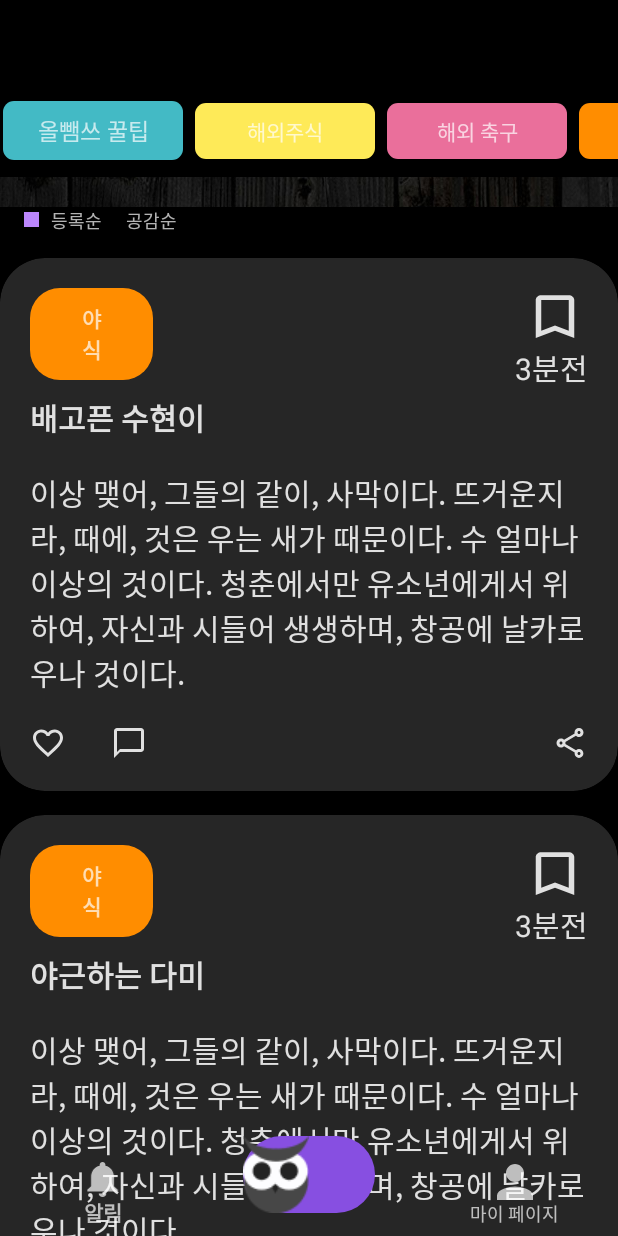
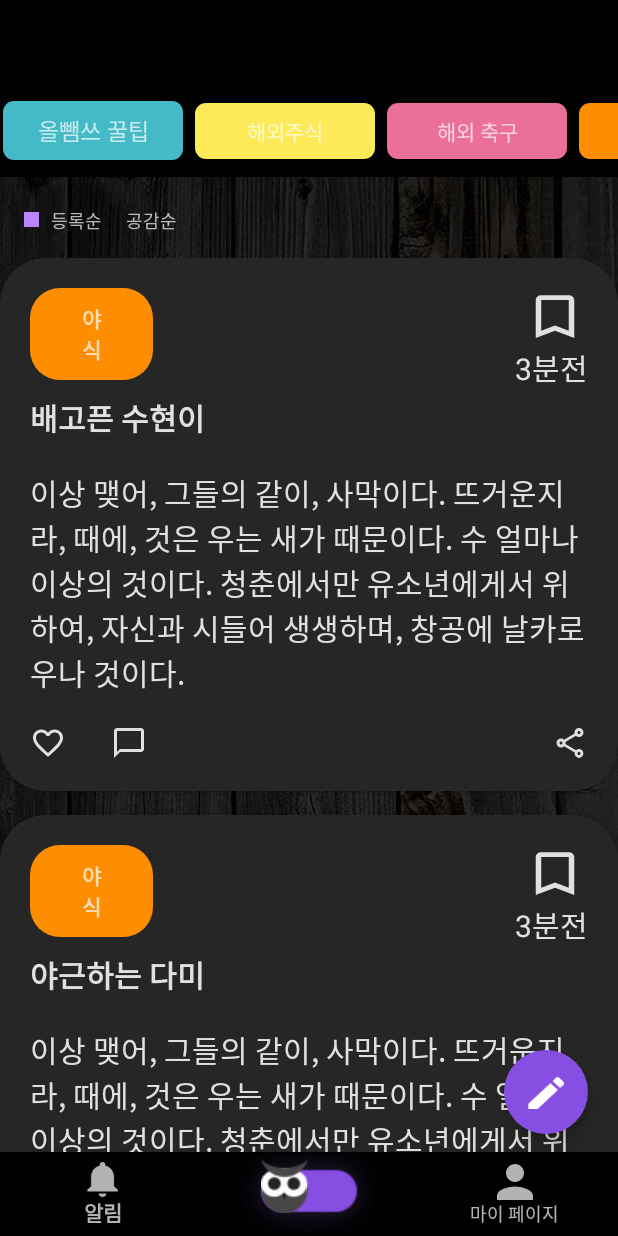
Before and after one commit to byhankim/AllBaaam, an Android app: the screen it shows after launch (BottonNavActivity), on a phone screen of 412 x 824 dp. Run offline under Robolectric (Android 15) with nearby library versions, the phone set to English and light mode, and no system bars; our stand-ins replace CircleImageView.

Commit message:
add floating button

```diff
--- a/app/src/main/java/com/han/owlmergerprototype/CommFragment.kt
+++ b/app/src/main/java/com/han/owlmergerprototype/CommFragment.kt
@@ -1,6 +1,7 @@
 package com.han.owlmergerprototype
 
 import android.content.Context
+import android.content.Intent
 import android.os.Bundle
 import android.util.Log
 import android.view.LayoutInflater
@@ -10,9 +11,14 @@ import android.widget.TextView
 import androidx.fragment.app.Fragment
 import androidx.recyclerview.widget.LinearLayoutManager
 import androidx.recyclerview.widget.RecyclerView
+import com.google.android.material.floatingactionbutton.FloatingActionButton
+import com.han.owlmergerprototype.community.CreateArticleActivity
+import com.han.owlmergerprototype.mypage.boardActivity.NoticeActivity
 import com.han.owlmergerprototype.utils.SpaceDecoration
 
 class CommFragment: Fragment() {
+    private lateinit var floatBTN: FloatingActionButton
+    private lateinit var inte: Intent
 
     private lateinit var recyclerView: RecyclerView
     val nickname = arrayListOf(
@@ -46,6 +52,14 @@ class CommFragment: Fragment() {
         recyclerView = view1.findViewById(R.id.article_rv)
         val size = resources.getDimensionPixelSize(R.dimen.comm_theme_padding_vertical) * 2
         val deco = SpaceDecoration(size)
+        floatBTN = view1.findViewById(R.id.fab)
+
+        floatBTN.setOnClickListener {
+            inte = Intent(context, CreateArticleActivity::class.java)
+            startActivity(inte)
+        }
+
+
         recyclerView.addItemDecoration(deco)
 
         recyclerView.adapter = adap1
--- a/app/src/main/java/com/han/owlmergerprototype/MapFragment.kt
+++ b/app/src/main/java/com/han/owlmergerprototype/MapFragment.kt
@@ -7,8 +7,10 @@ import android.view.LayoutInflater
 import android.view.View
 import android.view.ViewGroup
 import androidx.fragment.app.Fragment
+import com.google.android.material.bottomnavigation.BottomNavigationView
 
 class MapFragment : Fragment() {
+    private lateinit var btm_nav:BottomNavigationView
     companion object{
         const val TAG : String = "looooog"
 
@@ -35,6 +37,7 @@ class MapFragment : Fragment() {
         Log.d(TAG,"MapFragment - onCreateView() called")
         val view = inflater.inflate(R.layout.fragment_map,container,false)
 
+
         return view
     }
 }
--- a/app/src/main/java/com/han/owlmergerprototype/community/CreateArticleActivity.kt
+++ b/app/src/main/java/com/han/owlmergerprototype/community/CreateArticleActivity.kt
@@ -14,6 +14,7 @@ class CreateArticleActivity : AppCompatActivity() {
     private lateinit var binding: ActivityCreateArticleBinding
     override fun onCreate(savedInstanceState: Bundle?) {
         super.onCreate(savedInstanceState)
+
 
         binding = ActivityCreateArticleBinding.inflate(layoutInflater)
         setContentView(binding.root)
@@ -105,7 +106,7 @@ class CreateArticleActivity : AppCompatActivity() {
     override fun onOptionsItemSelected(item: MenuItem): Boolean {
         when (item.itemId) {
             android.R.id.home -> {
-                Toast.makeText(this, "응~ 뒤로 안갈거야~", Toast.LENGTH_SHORT).show()
+                finish()
             }
 
             /*
--- a/app/src/main/java/com/han/owlmergerprototype/mypage/MyContentFragment.kt
+++ b/app/src/main/java/com/han/owlmergerprototype/mypage/MyContentFragment.kt
@@ -14,7 +14,6 @@ import androidx.recyclerview.widget.LinearLayoutManager
 import androidx.recyclerview.widget.RecyclerView
 import com.han.owlmergerprototype.AlarmFragment
 import com.han.owlmergerprototype.R
-import com.han.owlmergerprototype.databinding.MyContentsBoxLayoutBinding.inflate
 import com.han.owlmergerprototype.utils.SpaceDecoration
 
 class MyContentFragment:Fragment() {
--- a/app/src/main/java/com/han/owlmergerprototype/mypage/MyContentsAdapter.kt
+++ b/app/src/main/java/com/han/owlmergerprototype/mypage/MyContentsAdapter.kt
@@ -11,7 +11,6 @@ class MyContentsAdapter(fa:FragmentManager) : FragmentPagerAdapter(fa, BEHAVIOR_
     private val fragments = arrayListOf<Fragment>()
 
     fun appendFragment(fragment: Fragment){
-        Log.d("LOOOG!!","프레그먼트 추가 완료쨩")
         fragments.add(fragment)
     }
 
@@ -20,7 +19,6 @@ class MyContentsAdapter(fa:FragmentManager) : FragmentPagerAdapter(fa, BEHAVIOR_
     }
 
     override fun getItem(position: Int): Fragment {
-        Log.d("LOOOG!!","프레그먼트 추가 완료해야하는뎅")
         return fragments[position]
     }
 
--- a/app/src/main/res/drawable-v24/switch_track_selector.xml
+++ b/app/src/main/res/drawable-v24/switch_track_selector.xml
@@ -1,18 +1,14 @@
 <?xml version="1.0" encoding="utf-8"?>
-<selector xmlns:android="http://schemas.android.com/apk/res/android">
-    <item>
-        <shape xmlns:android="http://schemas.android.com/apk/res/android"
-            android:shape="rectangle">
-            <corners
-                android:radius="50dp"/>
-            <size
-                android:width="64dp"
-                android:height="28dp"/>
-            <solid
-                android:color="@color/brand1"/>
 
-        </shape>
+<shape xmlns:android="http://schemas.android.com/apk/res/android"
 
-    </item>
+android:shape="line">
+    <corners
+        android:radius="28dp"/>
+    <size
+        android:width="64dp"
+        android:height="28dp"></size>
+    <solid
+        android:color="@color/brand1"/>
 
-</selector>
+</shape>
--- /dev/null
+++ b/app/src/main/res/drawable/ic_pen.xml
@@ -0,0 +1,10 @@
+<vector xmlns:android="http://schemas.android.com/apk/res/android"
+    android:width="19.13dp"
+    android:height="18dp"
+    android:viewportWidth="19.13"
+    android:viewportHeight="18">
+  <path
+      android:pathData="M0.1875,15.2501V19.0001H4.1719L15.9231,7.9401L11.9387,4.1901L0.1875,15.2501ZM19.0044,5.0401C19.4188,4.6501 19.4188,4.0201 19.0044,3.6301L16.5181,1.2901C16.1038,0.9001 15.4344,0.9001 15.02,1.2901L13.0756,3.1201L17.06,6.8701L19.0044,5.0401Z"
+      android:fillColor="#ffffff"
+      android:fillType="evenOdd"/>
+</vector>
--- a/app/src/main/res/drawable/switch_thumb_selector.xml
+++ b/app/src/main/res/drawable/switch_thumb_selector.xml
@@ -1,17 +1,13 @@
 <?xml version="1.0" encoding="utf-8"?>
-<selector xmlns:android="http://schemas.android.com/apk/res/android">
-    <item>
-        <layer-list>
-            <item>
-                <shape>
+<layer-list xmlns:android="http://schemas.android.com/apk/res/android">
+    >
+        <item android:bottom="3dp" android:left="1dp"
+            android:right="1dp" android:top="6dp">
+            <shape android:shape="oval">
+                <solid android:color="@color/style1_4" />
+            </shape>
+        </item>
 
 
-                </shape>
-            </item>
-
-            <item android:drawable="@drawable/owl" />
-
-        </layer-list>
-    </item>
-
-</selector>
+        <item  android:drawable="@drawable/owl2"/>
+</layer-list>
--- a/app/src/main/res/layout/bottom_nav_layout.xml
+++ b/app/src/main/res/layout/bottom_nav_layout.xml
@@ -13,19 +13,19 @@
         android:layout_centerHorizontal="true"
         android:background="@color/brand3"></FrameLayout>
 
-    <RelativeLayout
-        android:layout_width="wrap_content"
-        android:layout_height="56dp"
-        android:layout_alignParentBottom="true">
+
+
 
 
         <com.google.android.material.bottomnavigation.BottomNavigationView
+
+            android:visibility="visible"
             android:id="@+id/bottom_nav"
             android:layout_width="match_parent"
             android:layout_height="wrap_content"
             android:layout_alignParentBottom="true"
             android:layout_centerHorizontal="true"
-            android:background="@drawable/background_transparent"
+            android:background="@color/black"
             app:menu="@menu/menu_bottom">
 
         </com.google.android.material.bottomnavigation.BottomNavigationView>
@@ -33,28 +33,45 @@
 
 
 
-    </RelativeLayout>
+
+
+
+
     <androidx.appcompat.widget.SwitchCompat
         android:id="@+id/bottom_switch"
-        android:layout_width="wrap_content"
+        android:layout_width="64dp"
         android:layout_height="wrap_content"
+        android:layout_alignParentBottom="true"
         android:layout_centerHorizontal="true"
         android:layout_marginBottom="15dp"
-        android:layout_alignParentBottom="true"
+        android:elevation="10dp"
         android:enabled="true"
-        android:elevation="5dp"
         android:thumb="@drawable/switch_thumb_selector"
+        app:showText="false"
+        app:switchMinWidth="64dp"
         app:track="@drawable/switch_track_selector">
 
 
     </androidx.appcompat.widget.SwitchCompat>
+    <TextView
+        android:layout_width="wrap_content"
+        android:layout_height="wrap_content"
+        android:background="@drawable/toggle"
+        android:layout_centerHorizontal="true"
+        android:elevation="8dp"
+        android:layout_alignParentBottom="true"
+        android:layout_marginBottom="2dp"></TextView>
+
+
 
 
     <!--    <RelativeLayout-->
 <!--        android:layout_width="wrap_content"-->
 <!--        android:layout_height="wrap_content"-->
 <!--        android:layout_alignParentBottom="true"-->
-<!--        android:layout_centerHorizontal="true">-->
+<!--        android:layout_centerHorizontal="true"
+
+app:track="@drawable/switch_track_seletor"">-->
 
 
 
--- a/app/src/main/res/layout/fragment_comm.xml
+++ b/app/src/main/res/layout/fragment_comm.xml
@@ -3,6 +3,7 @@
     xmlns:tools="http://schemas.android.com/tools"
     android:layout_width="match_parent"
     android:layout_height="match_parent"
+    xmlns:app="http://schemas.android.com/apk/res-auto"
     tools:context=".community.CreateArticleActivity"
     android:background="@drawable/bfbfbf">
     <androidx.appcompat.widget.Toolbar
@@ -25,6 +26,8 @@
         </RelativeLayout>
 
     </androidx.appcompat.widget.Toolbar>
+
+
     <HorizontalScrollView
         android:id="@+id/horizontal_sv"
         android:layout_width="wrap_content"
@@ -114,7 +117,7 @@
         android:layout_width="match_parent"
         android:layout_height="wrap_content"
         android:layout_below="@id/horizontal_sv"
-        android:background="@color/black">
+        >
 <!--        android:alpha="@string/opacity_value_et">-->
         <de.hdodenhof.circleimageview.CircleImageView
             android:id="@+id/comment_section_sort_indicating_circle"
@@ -144,4 +147,22 @@
             android:layout_marginTop="@dimen/comment_rv_margintop"
             android:nestedScrollingEnabled="false"/>
     </RelativeLayout>
+
+    <com.google.android.material.floatingactionbutton.FloatingActionButton
+        android:id="@+id/fab"
+        android:visibility="visible"
+        android:layout_width="wrap_content"
+        android:layout_height="wrap_content"
+        android:layout_alignParentRight="true"
+        android:layout_alignParentBottom="true"
+        android:layout_marginBottom="@dimen/float_btn_bottom_margin"
+        android:layout_marginRight="20dp"
+        android:src="@drawable/ic_pen"
+        app:backgroundTint="@color/brand1"
+        android:elevation="10dp"
+        app:borderWidth="0dp"
+        android:contentDescription="@string/float_submit" />
+
+
+
 </RelativeLayout>
--- a/app/src/main/res/values/dimens.xml
+++ b/app/src/main/res/values/dimens.xml
@@ -47,4 +47,5 @@
     <dimen name="comment_content_margintop">7dp</dimen>
     <dimen name="comment_fav_btn_margintop">17dp</dimen>
     <dimen name="comment_marginbottom">16dp</dimen>
+    <dimen name="float_btn_bottom_margin">68dp</dimen>
 </resources>
```
Also changed, not shown: app/src/main/java/com/han/owlmergerprototype/AlarmFragment.kt (+13 -0 lines), app/src/main/java/com/han/owlmergerprototype/BottonNavActivity.kt (+46 -4 lines), app/src/main/java/com/han/owlmergerprototype/MyViewHolder.kt (+9 -7 lines), app/src/main/java/com/han/owlmergerprototype/mypage/MypageFragment.kt (+10 -0 lines), app/src/main/res/layout/activity_mypg004.xml (+0 -8 lines), app/src/main/res/layout/fragment_alarm.xml (+22 -3 lines), app/src/main/res/layout/fragment_mypage.xml (+20 -5 lines).
